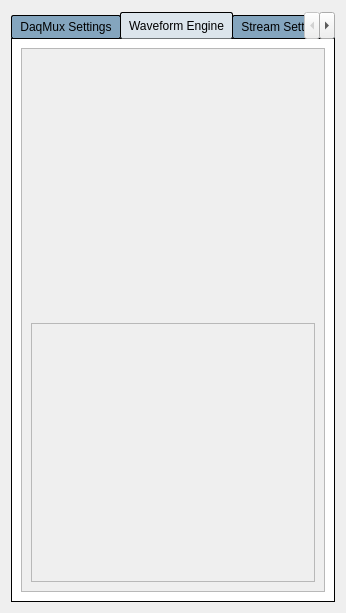
This is new_look/mux_setup.ui in cristinasewell/ATCA_PyDM_Screens as Qt 5 draws it before an edit. The edited form follows.
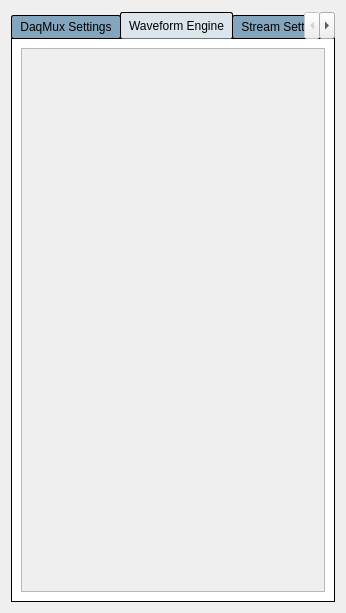
This is the edited form. The open tabs and pages were chosen to show the change. Custom widgets are drawn as their Qt base class.

Commit message: WIP - fix layout for some little widgets

```diff
--- a/new_look/mux_setup.ui
+++ b/new_look/mux_setup.ui
@@ -164,11 +164,23 @@
            <rect>
             <x>0</x>
             <y>0</y>
-            <width>114</width>
-            <height>128</height>
+            <width>314</width>
+            <height>556</height>
            </rect>
           </property>
-          <layout class="QVBoxLayout" name="verticalLayout_6">
+          <layout class="QVBoxLayout" name="verticalLayout_6" stretch="1,0">
+           <property name="leftMargin">
+            <number>2</number>
+           </property>
+           <property name="topMargin">
+            <number>2</number>
+           </property>
+           <property name="rightMargin">
+            <number>2</number>
+           </property>
+           <property name="bottomMargin">
+            <number>2</number>
+           </property>
            <item>
             <widget class="PyDMEmbeddedDisplay" name="PyDMEmbeddedDisplay_2">
              <property name="sizePolicy">
@@ -177,9 +189,17 @@
                <verstretch>1</verstretch>
               </sizepolicy>
              </property>
+             <property name="font">
+              <font>
+               <pointsize>8</pointsize>
+              </font>
+             </property>
              <property name="toolTip">
               <string/>
              </property>
+             <property name="frameShape">
+              <enum>QFrame::NoFrame</enum>
+             </property>
              <property name="filename" stdset="0">
               <string>waveform_engine_settings.ui</string>
              </property>
@@ -194,7 +214,7 @@
               </sizepolicy>
              </property>
              <property name="frameShape">
-              <enum>QFrame::StyledPanel</enum>
+              <enum>QFrame::NoFrame</enum>
              </property>
              <property name="frameShadow">
               <enum>QFrame::Raised</enum>
```
Left out of the diff: 2 changed lines with no effect on the pictures. The commit also changes 7 other files.
